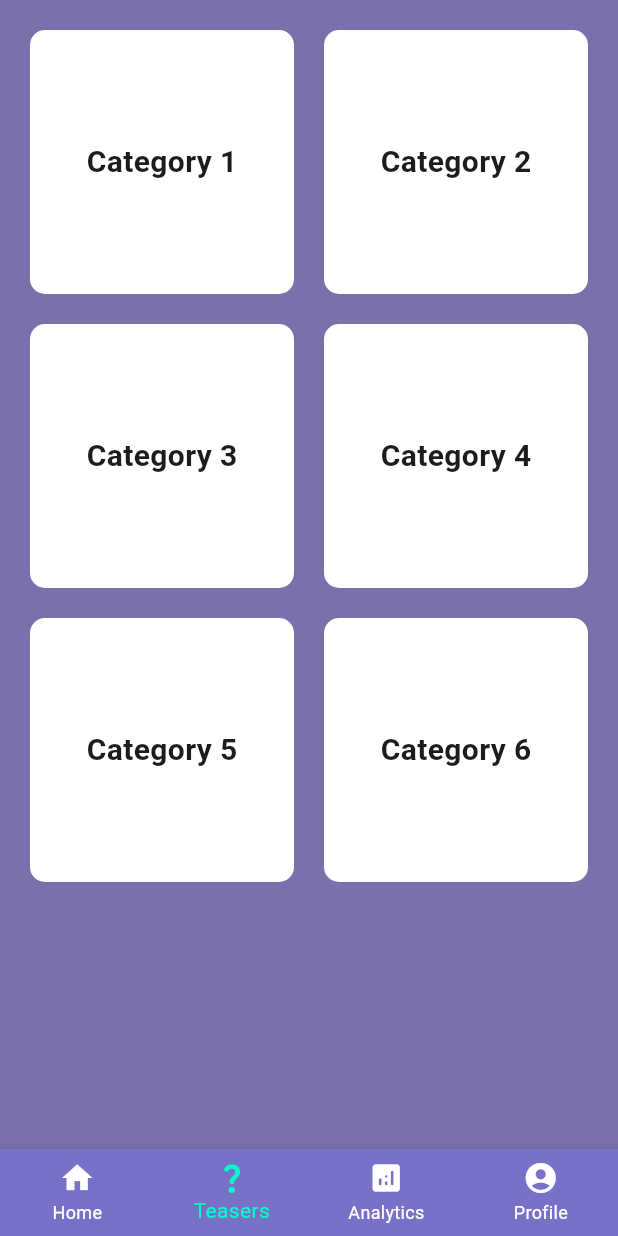
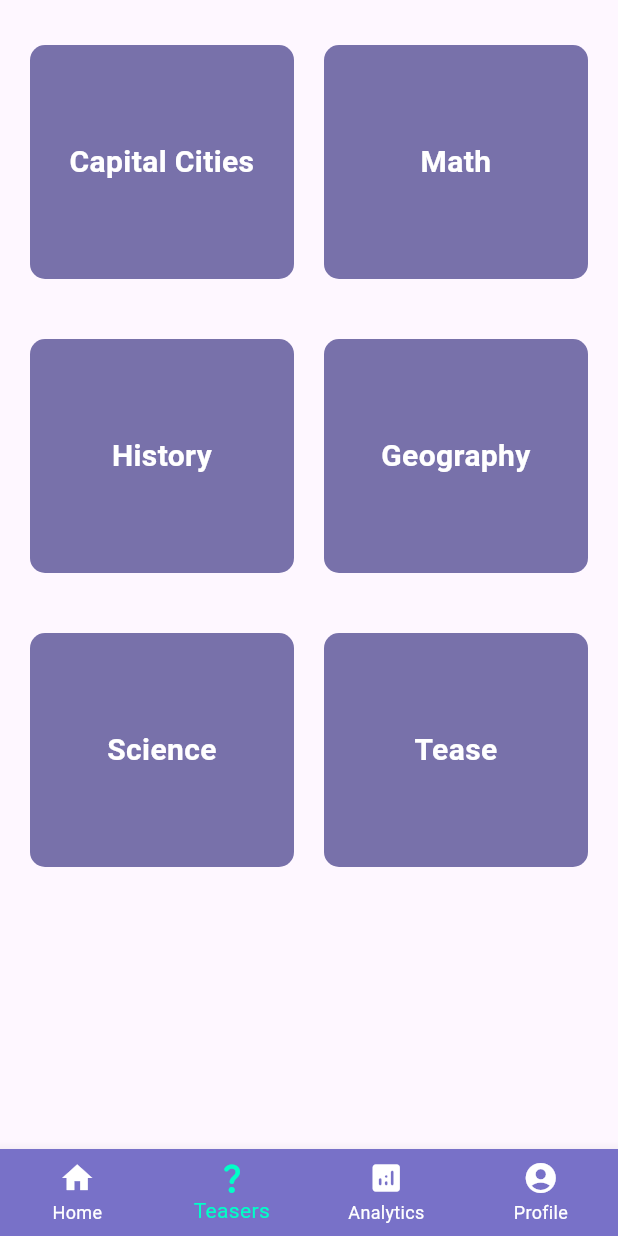
Before and after one commit to abel-begashaw/flutter-2024-proj, a Flutter app: the MainContainer screen opened by its route, item 2 of the bottom bar chosen, on a phone screen of 412 x 824 dp. Run offline on Flutter 3.47's test engine with Material 3 defaults, Android fonts, the phone set to English and light mode, and no system bars.

```diff
--- a/mind_twist/lib/main.dart
+++ b/mind_twist/lib/main.dart
@@ -30,9 +30,9 @@ class MyApp extends StatelessWidget {
         '/profile': (context) => const ProfilePage(),
         '/home_screen': (context) => const HomeScreen(),
         '/analytics': (context) => const AnalyticsScreen(),
-        '/teaser': (context) => const TeasersScreen(),
+        '/teaser': (context) => TeaserScreen(),
         '/update_profile': (context) => const UpdateProfilePage(),
-        '/admin': (context) => const AdminPage()
+        '/admin': (context) => const AdminPage(),
       },
     );
   }
--- a/mind_twist/lib/presentation/screens/home/container.dart
+++ b/mind_twist/lib/presentation/screens/home/container.dart
@@ -33,7 +33,7 @@ class _MainContainerState extends State<MainContainer> {
 
   final List<Widget> _screens = [
     const HomeScreen(),
-    const TeasersScreen(),
+    TeaserScreen(),
     const AnalyticsScreen(),
     const ProfilePage(),
   ];
--- a/mind_twist/lib/presentation/screens/teaser/teaser_screen.dart
+++ b/mind_twist/lib/presentation/screens/teaser/teaser_screen.dart
@@ -1,97 +1,73 @@
 import 'package:flutter/material.dart';
+import 'package:mind_twist/presentation/screens/teaser/quiz_screen.dart';
+import 'package:mind_twist/presentation/widgets/category_options.dart';
 
-class TeasersScreen extends StatefulWidget {
-  const TeasersScreen({super.key});
-
-  @override
-  State<TeasersScreen> createState() => _TeasersScreenState();
-}
-
-class _TeasersScreenState extends State<TeasersScreen> {
-  int _selectedIndex = 1;
-
-  void _onItemTapped(int index) {
-    setState(() {
-      _selectedIndex = index;
-
-      switch (index) {
-        case 0:
-          Navigator.pushNamed(context, '/home_screen');
-          break;
-        case 1:
-          break;
-        case 2:
-          Navigator.pushNamed(context, '/analytics');
-          break;
-        case 3:
-          Navigator.pushNamed(context, '/profile');
-          break;
-        default:
-      }
-    });
-  }
+class TeaserScreen extends StatelessWidget {
+  final Map<String, List<String>> categoryQuestions = {
+    "Capital Cities": [
+      "What is the capital of France?",
+      "What is the capital of Germany?",
+      // Add more questions for this category
+    ],
+    "Math": [
+      "What is 2 + 2?",
+      "What is the square root of 16?",
+      // Add more questions for this category
+    ],
+    "History": [
+      "Who was the first president of the United States?",
+      "When was the Declaration of Independence signed?",
+      // Add more questions for this category
+    ],
+    "Geography": [
+      "What is the largest ocean on Earth?",
+      "What is the longest river in the world?",
+      // Add more questions for this category
+    ],
+    "Science": [
+      "What is the chemical symbol for water?",
+      "What planet is known as the Red Planet?",
+      // Add more questions for this category
+    ],
+    "Tease": [
+      "This is a sample question for the Tease category.",
+      "Here is another sample question for the Tease category.",
+      // Add more questions for this category
+    ],
+  };
 
   @override
   Widget build(BuildContext context) {
     return Scaffold(
-      // Your Scaffold contents here...
-      backgroundColor: const Color.fromARGB(255, 120, 113, 170),
-
-      body: Center(
-        child: GridView.count(
-          crossAxisCount: 2, // 2 columns
-          mainAxisSpacing: 20.0, // spacing between rows
-          crossAxisSpacing: 20.0, // spacing between columns
-          padding: const EdgeInsets.all(20.0),
-          children: [
-            _buildCategoryBox('Category 1'),
-            _buildCategoryBox('Category 2'),
-            _buildCategoryBox('Category 3'),
-            _buildCategoryBox('Category 4'),
-            _buildCategoryBox('Category 5'),
-            _buildCategoryBox('Category 6'),
-          ],
-        ),
-      ),
-      // bottomNavigationBar: BottomNavigationBar(
-      //   items: const <BottomNavigationBarItem>[
-      //     BottomNavigationBarItem(
-      //       icon: Icon(Icons.home),
-      //       label: 'Home',
-      //     ),
-      //     BottomNavigationBarItem(
-      //       icon: Icon(Icons.question_mark_rounded),
-      //       label: 'Teasers',
-      //     ),
-      //     BottomNavigationBarItem(
-      //       icon: Icon(Icons.analytics_rounded),
-      //       label: 'Analytics',
-      //     ),
-      //     BottomNavigationBarItem(
-      //       icon: Icon(Icons.account_circle),
-      //       label: 'Profile',
-      //     ),
-      //   ],
-      //   currentIndex: _selectedIndex,
-      //   selectedItemColor: Colors.green, // Change color as needed
-      //   backgroundColor: Colors.white10,
-      //   unselectedItemColor: Colors.white, // Change color as needed
-      //   type: BottomNavigationBarType.fixed,
-      //   onTap: _onItemTapped,
-      // ),
-    );
-  }
-
-  Widget _buildCategoryBox(String categoryName) {
-    return Container(
-      decoration: BoxDecoration(
-        color: Colors.white,
-        borderRadius: BorderRadius.circular(10.0),
-      ),
-      child: Center(
-        child: Text(
-          categoryName,
-          style: const TextStyle(fontSize: 20.0, fontWeight: FontWeight.bold),
+      body: Padding(
+        padding: const EdgeInsets.all(20.0),
+        child: GridView.builder(
+          gridDelegate: const SliverGridDelegateWithFixedCrossAxisCount(
+            crossAxisCount: 2,
+            mainAxisSpacing: 20.0,
+            crossAxisSpacing: 20.0,
+            childAspectRatio: 1,
+          ),
+          itemCount: categoryQuestions.keys.length,
+          itemBuilder: (context, index) {
+            String categoryName = categoryQuestions.keys.elementAt(index);
+            return CategoryOption(
+              categoryName: categoryName,
+              onTap: () {
+                Navigator.push(
+                  context,
+                  MaterialPageRoute(
+                    builder: (context) => QuizScreen(
+                      categoryName: categoryName,
+                      questions: categoryQuestions[categoryName]!,
+                      currentQuestionIndex: 0,
+                    ),
+                  ),
+                );
+                print('Tapped on $categoryName');
+              },
+            );
+          },
         ),
       ),
     );
--- a/mind_twist/lib/presentation/screens/welcome/signIn.dart
+++ b/mind_twist/lib/presentation/screens/welcome/signIn.dart
@@ -145,7 +145,7 @@ class _SignInScreenState extends State<SignInScreen> {
         onPressed: () {
           if (_formKey.currentState!.validate()) {
             // Validate on button press
-            Navigator.pushReplacementNamed(context, '/home_screen');
+            Navigator.pushReplacementNamed(context, 'frame');
           }
         },
         child: const Text(
--- a/mind_twist/lib/presentation/screens/welcome/signUp.dart
+++ b/mind_twist/lib/presentation/screens/welcome/signUp.dart
@@ -152,7 +152,7 @@ class _SignInScreenState extends State<SignUpScreen> {
 
   Widget _buildSignUpBtn() {
     return GestureDetector(
-      onTap: () => Navigator.pushNamed(context, '/signin'),
+      onTap: () => Navigator.pushNamed(context, 'frame'),
       child: RichText(
         text: const TextSpan(
           children: [
--- /dev/null
+++ b/mind_twist/lib/presentation/widgets/category_options.dart
@@ -0,0 +1,35 @@
+import 'package:flutter/material.dart';
+
+class CategoryOption extends StatelessWidget {
+  final String categoryName;
+  final VoidCallback onTap;
+
+  const CategoryOption(
+      {super.key, required this.categoryName, required this.onTap});
+
+  @override
+  Widget build(BuildContext context) {
+    return GestureDetector(
+      onTap: onTap,
+      child: Container(
+        margin: const EdgeInsets.symmetric(vertical: 10.0),
+        padding: const EdgeInsets.all(20.0),
+        decoration: BoxDecoration(
+          color: const Color.fromARGB(255, 120, 113, 170),
+          borderRadius: BorderRadius.circular(10.0),
+        ),
+        child: Center(
+          child: Text(
+            categoryName,
+            style: const TextStyle(
+              fontSize: 20.0,
+              fontWeight: FontWeight.bold,
+              color: Colors.white,
+            ),
+            textAlign: TextAlign.center,
+          ),
+        ),
+      ),
+    );
+  }
+}
```
Also changed, not shown: mind_twist/lib/presentation/screens/teaser/quiz_screen.dart (added, +101 -0 lines), mind_twist/lib/presentation/widgets/question_widget.dart (added, +15 -0 lines), mind_twist/lib/presentation/widgets/quiz_options.dart (added, +37 -0 lines), mind_twist/lib/presentation/widgets/score_display.dart (added, +45 -0 lines).
